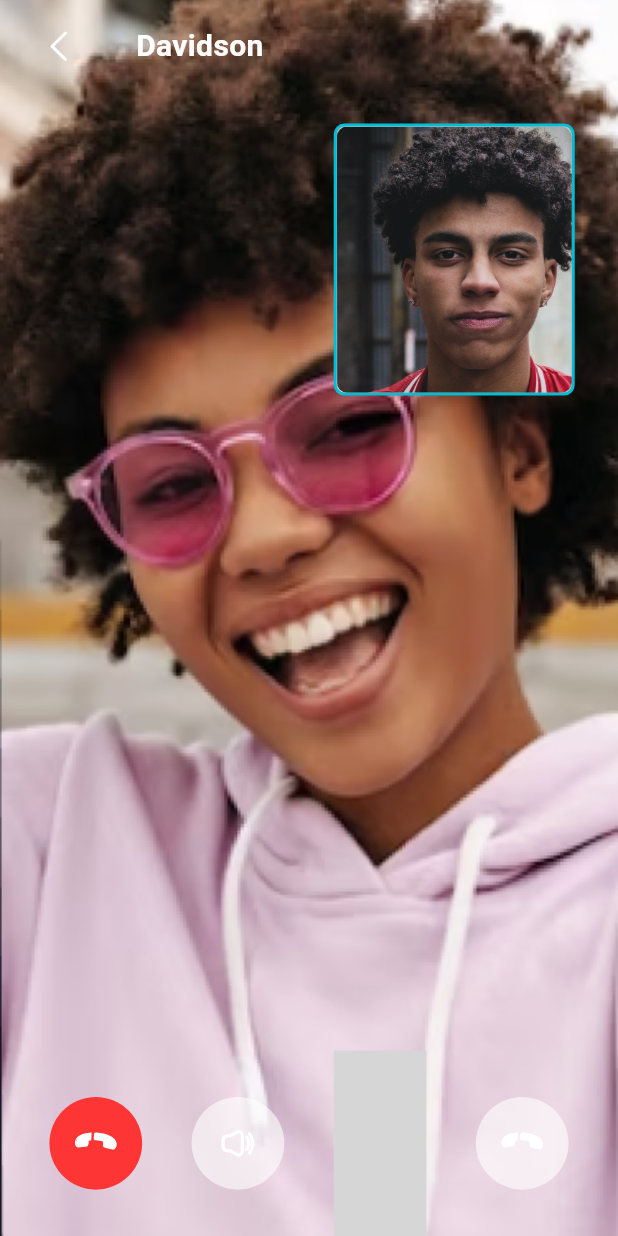
After one commit to maaxkhann/Sport-App-Flutter, a Flutter app: the VideoCallScreen screen opened directly, on a phone screen of 412 x 824 dp. The commit adds this screen. Run offline on Flutter 3.47's test engine with Material 3 defaults, Android fonts, the phone set to English and light mode, and no system bars; our stand-ins replace flutter_svg, get; project files that could hold a hidden picture were left out; grey boxes are pictures that could not be loaded.

Commit message:
chat & call section done

```diff
--- a/lib/screens/chat/main_chat_screen.dart
+++ b/lib/screens/chat/main_chat_screen.dart
@@ -1,7 +1,6 @@
 import 'package:flutter/material.dart';
 import 'package:get/get.dart';
 import 'package:sports_app/app_constants/constant_colors.dart';
-import 'package:sports_app/app_constants/constant_textstyle.dart';
 import 'package:sports_app/screens/chat/widgets/main_and_group_chat.dart';
 import 'package:sports_app/screens/chat/widgets/main_chat_appBar.dart';
 
--- /dev/null
+++ b/lib/screens/chat/videocall_screen.dart
@@ -0,0 +1,107 @@
+import 'package:flutter/material.dart';
+import 'package:flutter_svg/svg.dart';
+import 'package:get/get.dart';
+import 'package:sports_app/app_constants/constant_colors.dart';
+import 'package:sports_app/app_constants/constant_textstyle.dart';
+import 'package:sports_app/screens/chat/group_chat_screen.dart';
+import 'package:sports_app/screens/chat/widgets/videocall_container.dart';
+
+class VideoCallScreen extends StatelessWidget {
+  const VideoCallScreen({super.key});
+
+  @override
+  Widget build(BuildContext context) {
+    return SafeArea(
+      child: Scaffold(
+        body: Stack(
+          children: [
+            Image.asset(
+              'assets/chat-icons/image2.png',
+              width: double.infinity,
+              height: Get.height * 1,
+              fit: BoxFit.cover,
+            ),
+            ListView(
+              children: [
+                Row(
+                  children: [
+                    InkWell(
+                      onTap: () {
+                        Get.back();
+                      },
+                      child: Align(
+                        alignment: Alignment.topLeft,
+                        child: Padding(
+                          padding: EdgeInsets.symmetric(
+                              vertical: Get.height * 0.025,
+                              horizontal: Get.width * 0.07),
+                          child: SvgPicture.asset(
+                            'assets/common-icons/arrow-back.svg',
+                            height: Get.height * 0.025,
+                            width: Get.height * 0.025,
+                          ),
+                        ),
+                      ),
+                    ),
+                    SizedBox(
+                      width: Get.width * 0.03,
+                    ),
+                    const Text(
+                      'Davidson',
+                      style: kHeading3,
+                    ),
+                  ],
+                )
+              ],
+            ),
+            Positioned(
+              right: Get.width * 0.07,
+              top: Get.height * 0.1,
+              child: Container(
+                width: Get.width * 0.39,
+                height: Get.height * 0.22,
+                decoration: BoxDecoration(
+                    border: Border.all(color: Colors.cyan, width: 2),
+                    borderRadius: BorderRadius.circular(7),
+                    color: Colors.white70),
+                child: ClipRRect(
+                  borderRadius: BorderRadius.circular(7),
+                  child: Image.asset(
+                    'assets/chat-icons/image1.png',
+                    fit: BoxFit.cover,
+                  ),
+                ),
+              ),
+            ),
+            Align(
+              alignment: Alignment.bottomCenter,
+              child: Row(
+                mainAxisAlignment: MainAxisAlignment.spaceEvenly,
+                children: [
+                  VideoCallContainer(
+                      image: 'assets/chat-icons/call.svg',
+                      color: const Color(0xFFFE3535),
+                      onTap: () {
+                        Get.back();
+                        Get.back();
+                      }),
+                  const VideoCallContainer(
+                    image: 'assets/chat-icons/volume-high.svg',
+                    color: Colors.white60,
+                  ),
+                  const VideoCallContainer(
+                      image: 'assets/chat-icons/icon _flip camera ios.svg',
+                      color: Colors.white60),
+                  const VideoCallContainer(
+                    image: 'assets/chat-icons/call.svg',
+                    color: Colors.white60,
+                  ),
+                ],
+              ),
+            )
+          ],
+        ),
+      ),
+    );
+  }
+}
--- a/lib/screens/chat/widgets/custom_message_bar.dart
+++ b/lib/screens/chat/widgets/custom_message_bar.dart
@@ -38,8 +38,7 @@ class CustomMessageBar extends StatelessWidget {
                   Expanded(
                     child: TextField(
                       controller: textController,
-                      style: const TextStyle(
-                          fontSize: 16, color: Color(0xFFC7C9D9)),
+                      style: const TextStyle(fontSize: 16, color: kWhite),
                       decoration: InputDecoration(
                         suffixIcon: InkWell(
                           onTap: () {},
--- a/lib/screens/chat/widgets/main_chat_appBar.dart
+++ b/lib/screens/chat/widgets/main_chat_appBar.dart
@@ -3,6 +3,7 @@ import 'package:get/get.dart';
 import 'package:flutter/material.dart';
 import 'package:sports_app/app_constants/constant_colors.dart';
 import 'package:sports_app/app_constants/constant_textstyle.dart';
+import 'package:sports_app/constant_widgets/bottom_nav_bar_widget.dart';
 
 class MainChatAppBar extends StatelessWidget implements PreferredSizeWidget {
   const MainChatAppBar({
@@ -14,7 +15,7 @@ class MainChatAppBar extends StatelessWidget implements PreferredSizeWidget {
     return AppBar(
       backgroundColor: kBG,
       leading: InkWell(
-        onTap: () => Get.back(),
+        onTap: () => Get.offAll(const BottomNavigationBarWidget()),
         child: SvgPicture.asset(
           'assets/common-icons/arrow-back.svg',
           width: 9,
--- /dev/null
+++ b/lib/screens/chat/widgets/videocall_container.dart
@@ -0,0 +1,27 @@
+import 'package:flutter/material.dart';
+import 'package:flutter_svg/svg.dart';
+import 'package:get/get.dart';
+
+class VideoCallContainer extends StatelessWidget {
+  final String image;
+  final Color color;
+  final VoidCallback? onTap;
+  const VideoCallContainer(
+      {super.key, required this.image, required this.color, this.onTap});
+
+  @override
+  Widget build(BuildContext context) {
+    return InkWell(
+      onTap: onTap,
+      child: Container(
+          width: Get.width * 0.15,
+          height: Get.height * 0.15,
+          decoration: BoxDecoration(color: color, shape: BoxShape.circle),
+          child: SvgPicture.asset(
+            image,
+            height: 24,
+            fit: BoxFit.scaleDown,
+          )),
+    );
+  }
+}
```
Also changed, not shown: lib/screens/chat/audio_call_screen.dart (+12 -7 lines), lib/screens/chat/incoming_videocall_screen.dart (+90 -0 lines), lib/screens/chat/widgets/single&group_chat_appBar.dart (+9 -5 lines), assets/chat-icons/call.svg (added), assets/chat-icons/icon _flip camera ios.svg (added), assets/chat-icons/image1.png (added), assets/chat-icons/image2.png (added).
